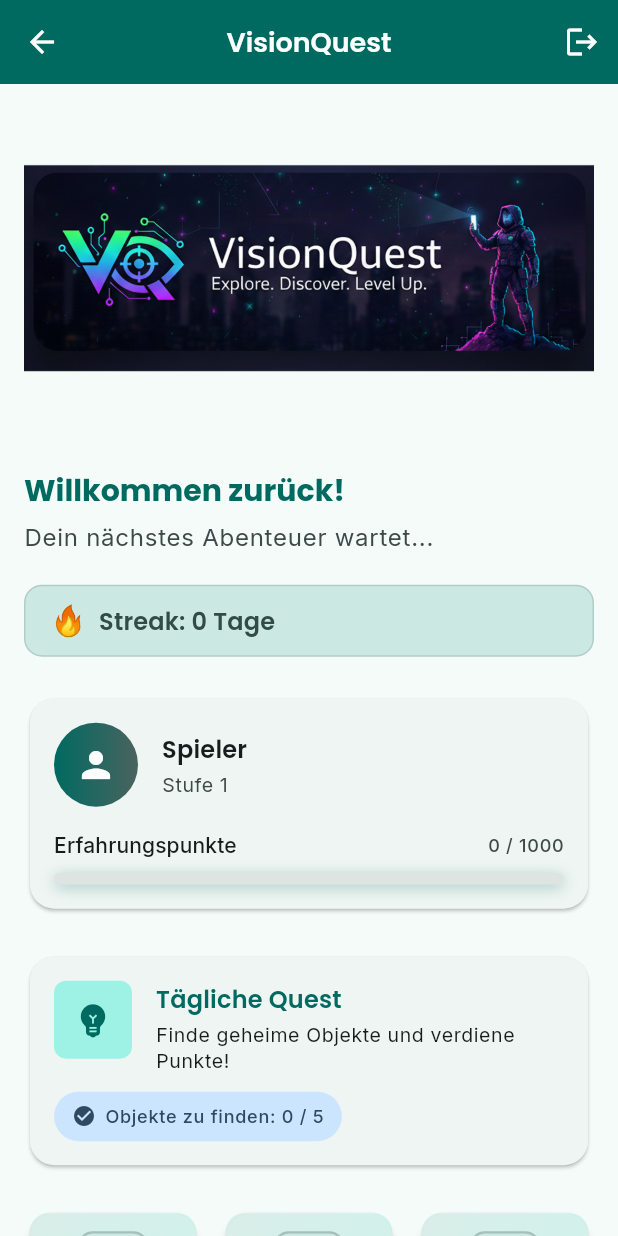
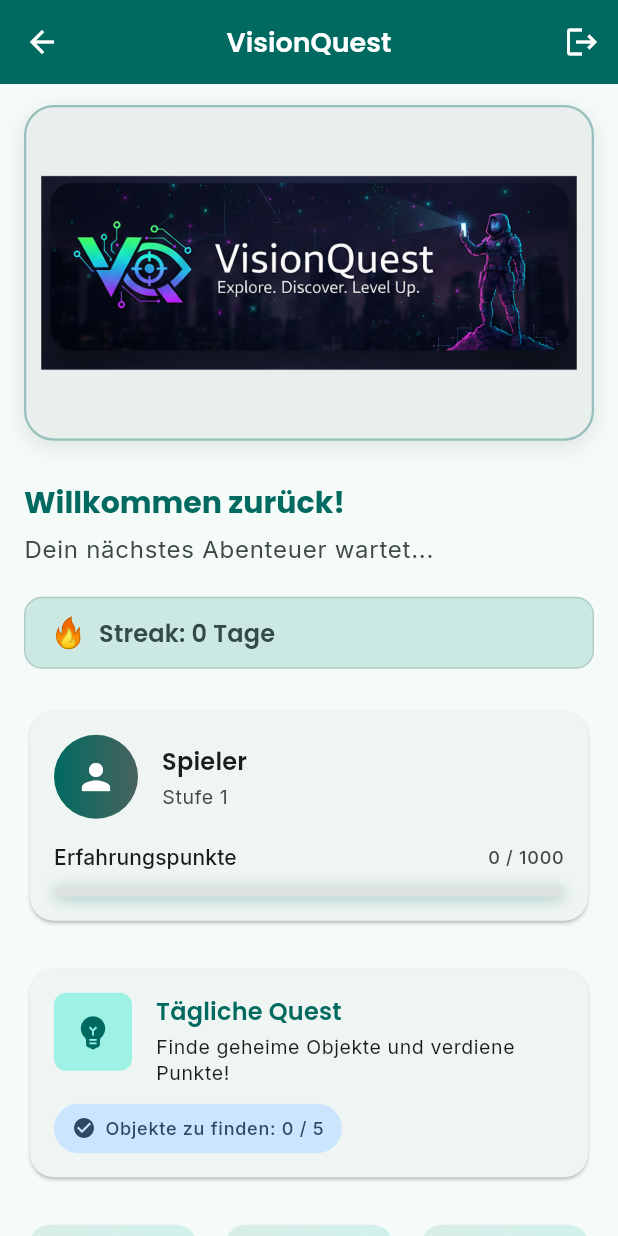
Before and after one commit to WatzingerM21052/VisionQuest, a Flutter app: the HomeScreen screen opened by its route, on a phone screen of 412 x 824 dp. Run offline on Flutter 3.47's test engine with Material 3 defaults, Android fonts, the phone set to English and light mode, and no system bars; our stand-ins replace camera, flutter_riverpod, flutter_secure_storage, google_fonts, lottie; accounts and stored records are empty.

Commit message:
Refactor HomeScreen layout for improved responsiveness; update logo styling and adjust padding values. Translate 'Map' label to 'Abenteuer' in SettingsScreen. Update text themes in AppThemes for better readability.

```diff
--- a/Project/frontend/lib/screens/home_screen.dart
+++ b/Project/frontend/lib/screens/home_screen.dart
@@ -98,12 +98,12 @@ class _HomeScreenState extends ConsumerState<HomeScreen> {
             final isDesktop = width >= 1100;
             final isWideDesktop = width >= 1500;
             final contentWidth = isWideDesktop
-                ? 1240.0
-                : (isDesktop ? 1080.0 : (width > 900 ? 820.0 : 640.0));
+                ? 1120.0
+                : (isDesktop ? 960.0 : (width > 900 ? 820.0 : 640.0));
             final horizontalPadding = isWideDesktop
-                ? 36.0
-                : (isDesktop ? 28.0 : 16.0);
-            final verticalPadding = isDesktop ? 20.0 : 16.0;
+                ? 24.0
+                : (isDesktop ? 20.0 : 16.0);
+            final verticalPadding = isDesktop ? 16.0 : 14.0;
 
             return Center(
               child: ConstrainedBox(
@@ -116,11 +116,32 @@ class _HomeScreenState extends ConsumerState<HomeScreen> {
                   child: Column(
                     crossAxisAlignment: CrossAxisAlignment.stretch,
                     children: [
-                      // Logo - Full Width
-                      Image.asset(
-                        'assets/Startlogo.png',
-                        width: double.infinity,
-                        fit: BoxFit.contain,
+                      // Logo - fancy rounded frame
+                      Container(
+                        padding: const EdgeInsets.all(10),
+                        decoration: BoxDecoration(
+                          color: colorScheme.surfaceContainer,
+                          borderRadius: BorderRadius.circular(20),
+                          border: Border.all(
+                            color: colorScheme.primary.withValues(alpha: 0.35),
+                            width: 1.5,
+                          ),
+                          boxShadow: [
+                            BoxShadow(
+                              color: colorScheme.shadow.withValues(alpha: 0.1),
+                              blurRadius: 12,
+                              offset: const Offset(0, 4),
+                            ),
+                          ],
+                        ),
+                        child: ClipRRect(
+                          borderRadius: BorderRadius.circular(14),
+                          child: Image.asset(
+                            'assets/Startlogo.png',
+                            width: double.infinity,
+                            fit: BoxFit.contain,
+                          ),
+                        ),
                       ),
                       const SizedBox(height: 28),
 
@@ -130,11 +151,6 @@ class _HomeScreenState extends ConsumerState<HomeScreen> {
                         style: theme.textTheme.headlineMedium?.copyWith(
                           color: colorScheme.primary,
                           fontWeight: FontWeight.w700,
-                          fontSize: isDesktop
-                              ? (theme.textTheme.headlineMedium?.fontSize ??
-                                        20) +
-                                    2
-                              : theme.textTheme.headlineMedium?.fontSize,
                         ),
                       ),
                       const SizedBox(height: 6),
--- a/Project/frontend/lib/screens/settings_screen.dart
+++ b/Project/frontend/lib/screens/settings_screen.dart
@@ -94,7 +94,7 @@ class _SettingsScreenState extends ConsumerState<SettingsScreen> {
                                   ),
                                   ButtonSegment(
                                     value: AppThemeOption.adventureMap,
-                                    label: Text('Map'),
+                                    label: Text('Abenteuer'),
                                   ),
                                 ],
                                 selected: {selectedTheme},
```
Also changed, not shown: Project/frontend/lib/theme/app_themes.dart (+42 -42 lines).
